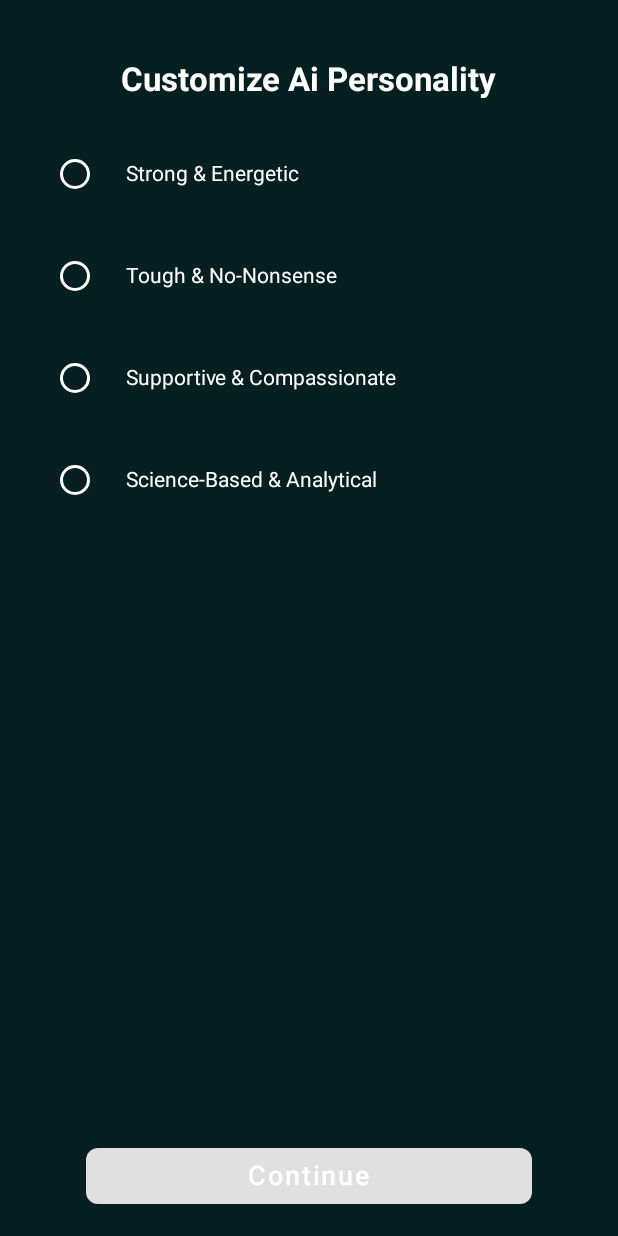
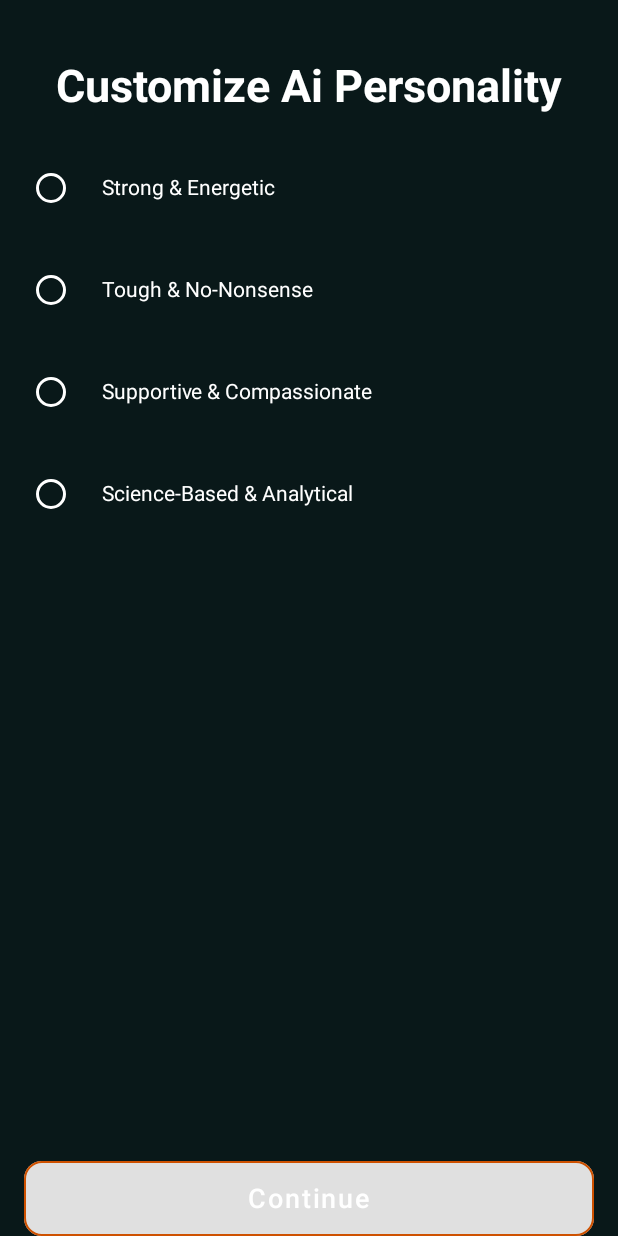
Before and after one commit to JSDWRLD/AiRise, an Android app built with Jetpack Compose: the composable AiPersonalityScreen shown on its own in the app's theme, on a phone screen of 412 x 824 dp. Run offline under Robolectric (Android 15) with nearby library versions, the phone set to English and light mode, and no system bars.

Commit message:
fix formating for dob/height/weight/ai personality pages

```diff
--- a/Frontend/composeApp/src/commonMain/kotlin/com/teamnotfound/airise/home/AiPersonalityScreen.kt
+++ b/Frontend/composeApp/src/commonMain/kotlin/com/teamnotfound/airise/home/AiPersonalityScreen.kt
@@ -1,5 +1,6 @@
 package com.teamnotfound.airise.home
 
+import androidx.compose.foundation.BorderStroke
 import androidx.compose.foundation.background
 import androidx.compose.foundation.clickable
 import androidx.compose.foundation.layout.Box
@@ -25,6 +26,7 @@
 import androidx.compose.ui.Alignment
 import androidx.compose.ui.Modifier
 import androidx.compose.ui.graphics.Color
+import androidx.compose.ui.text.TextStyle
 import androidx.compose.ui.text.font.FontWeight
 import androidx.compose.ui.unit.dp
 import androidx.compose.ui.unit.sp
@@ -39,21 +41,22 @@
     Box(
         modifier = Modifier
             .fillMaxSize()
-            .background(Color(0xFF062022))
+            .background(Color(0xFF091819))
     ) {
         Column(
-            modifier = Modifier
-                .fillMaxSize()
-                .padding(16.dp),
+            modifier = Modifier.fillMaxSize(),
             horizontalAlignment = Alignment.CenterHorizontally
         ) {
+            Spacer(modifier = Modifier.height(40.dp))
             // title
             Text(
                 text = "Customize Ai Personality",
-                fontSize = 22.sp,
-                color = Color.White,
-                fontWeight = FontWeight.Bold,
-                modifier = Modifier.padding(top = 24.dp)
+                style = TextStyle(
+                    fontSize = 30.sp,
+                    color = Color.White,
+                    fontWeight = FontWeight.Bold
+                ),
+                modifier = Modifier.padding(horizontal = 16.dp)
             )
             Spacer(modifier = Modifier.height(16.dp))
             // list
@@ -81,13 +84,15 @@
         // continue button
         Button(
             onClick = { navController.popBackStack() },
-            shape = RoundedCornerShape(8.dp),
+            enabled = personalityOption != null,
+            border = BorderStroke(1.dp, Color(0xFFCE5100)),
+            shape = RoundedCornerShape(12.dp),
             modifier = Modifier
                 .align(Alignment.BottomCenter)
-                .fillMaxWidth(0.8f)
-                .padding(16.dp),
-            enabled = personalityOption != null,
-            colors = ButtonDefaults.buttonColors(backgroundColor = Color(0xFF21565C))
+                .fillMaxWidth()
+                .height(50.dp)
+                .padding(horizontal = 16.dp),
+            colors = ButtonDefaults.buttonColors(backgroundColor = Color(0xFF1B424B))
         ) {
             Text("Continue", fontSize = 18.sp, color = Color.White)
         }
```
Also changed, not shown: Frontend/composeApp/src/commonMain/kotlin/com/teamnotfound/airise/auth/onboarding/onboardingQuestions/AgeSelectionScreen.kt (+19 -18 lines), Frontend/composeApp/src/commonMain/kotlin/com/teamnotfound/airise/auth/onboarding/onboardingQuestions/HeightSelectionScreen.kt (+18 -13 lines), Frontend/composeApp/src/commonMain/kotlin/com/teamnotfound/airise/auth/onboarding/onboardingQuestions/OnboardingScreen.kt (+104 -46 lines), Frontend/composeApp/src/commonMain/kotlin/com/teamnotfound/airise/auth/onboarding/onboardingQuestions/WeightSelectionScreen.kt (+18 -13 lines).
